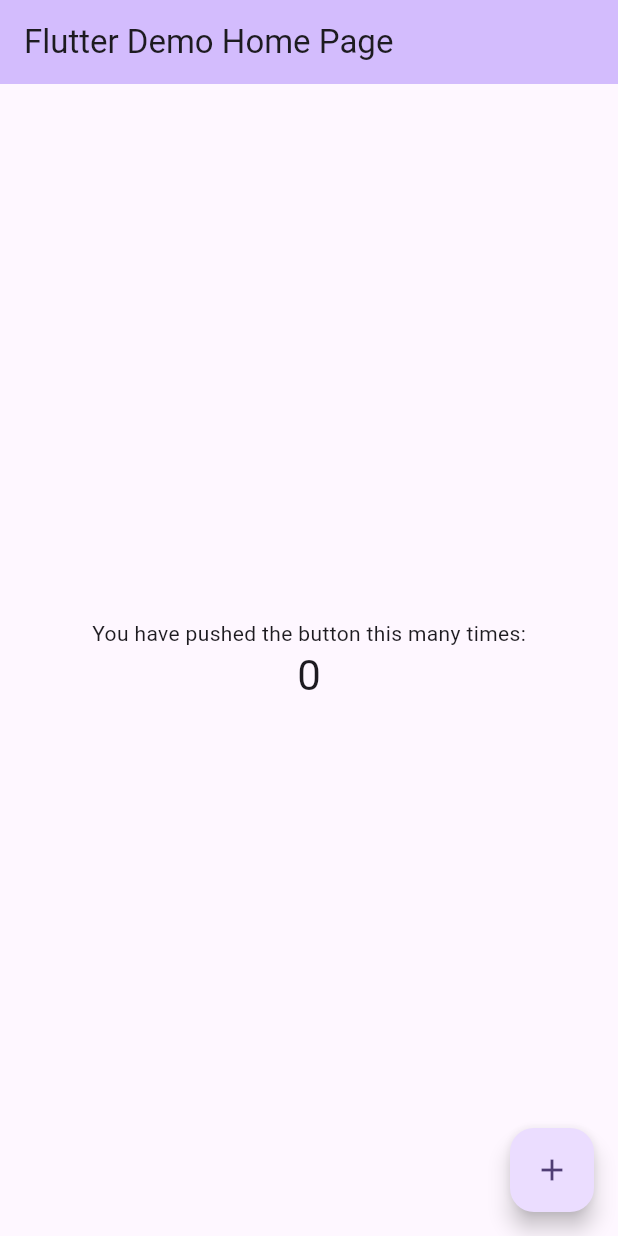
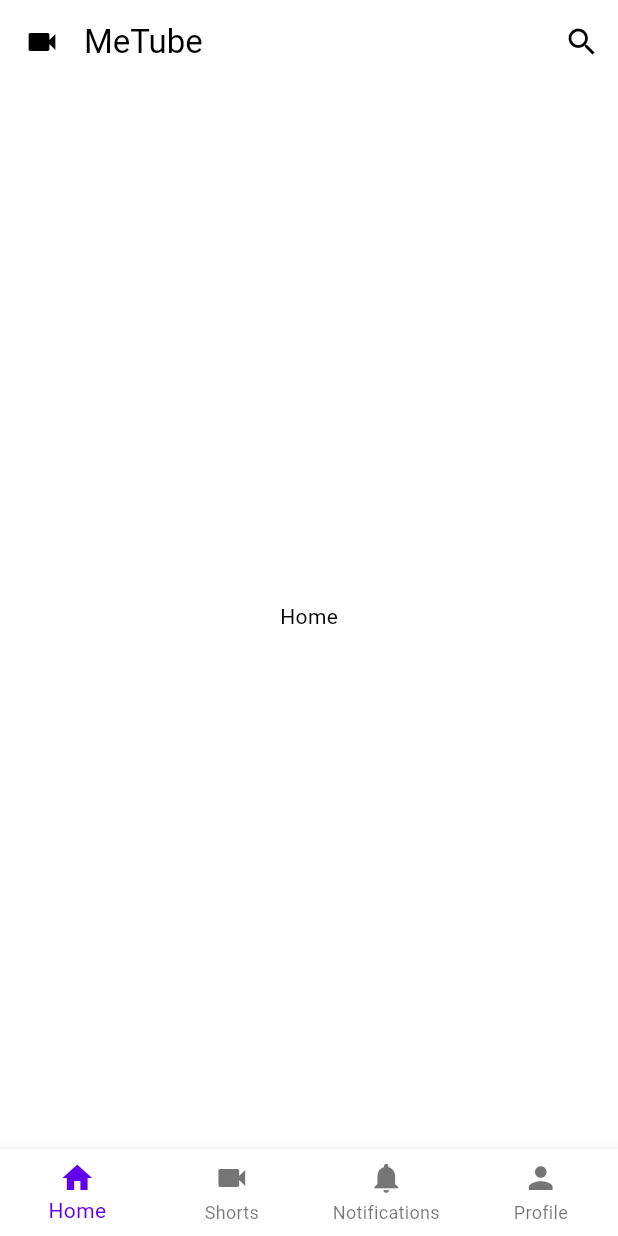
Before and after one commit to ntandat64dev/video-sharing-app, a Flutter app: the screen it shows after launch, on a phone screen of 412 x 824 dp. Run offline on Flutter 3.47's test engine with Material 3 defaults, Android fonts, the phone set to English and light mode, and no system bars.

Commit message:
Create basic navigation
Add a BottomNavigationBar with 4 items: Home, Shorts, Notifications, Profile

```diff
--- /dev/null
+++ b/devtools_options.yaml
@@ -0,0 +1 @@
+extensions:
--- a/lib/main.dart
+++ b/lib/main.dart
@@ -1,4 +1,7 @@
 import 'package:flutter/material.dart';
+import 'package:video_sharing_app/representation/main_screen.dart';
+import 'package:video_sharing_app/representation/themes/dark_theme.dart';
+import 'package:video_sharing_app/representation/themes/light_theme.dart';
 
 void main() {
   runApp(const MyApp());
@@ -7,119 +10,13 @@ void main() {
 class MyApp extends StatelessWidget {
   const MyApp({super.key});
 
-  // This widget is the root of your application.
   @override
   Widget build(BuildContext context) {
     return MaterialApp(
-      title: 'Flutter Demo',
-      theme: ThemeData(
-        // This is the theme of your application.
-        //
-        // TRY THIS: Try running your application with "flutter run". You'll see
-        // the application has a purple toolbar. Then, without quitting the app,
-        // try changing the seedColor in the colorScheme below to Colors.green
-        // and then invoke "hot reload" (save your changes or press the "hot
-        // reload" button in a Flutter-supported IDE, or press "r" if you used
-        // the command line to start the app).
-        //
-        // Notice that the counter didn't reset back to zero; the application
-        // state is not lost during the reload. To reset the state, use hot
-        // restart instead.
-        //
-        // This works for code too, not just values: Most code changes can be
-        // tested with just a hot reload.
-        colorScheme: ColorScheme.fromSeed(seedColor: Colors.deepPurple),
-        useMaterial3: true,
-      ),
-      home: const MyHomePage(title: 'Flutter Demo Home Page'),
+      debugShowCheckedModeBanner: false,
+      theme: lightTheme,
+      darkTheme: darkTheme,
+      home: const MainScreen(),
     );
   }
 }
-
-class MyHomePage extends StatefulWidget {
-  const MyHomePage({super.key, required this.title});
-
-  // This widget is the home page of your application. It is stateful, meaning
-  // that it has a State object (defined below) that contains fields that affect
-  // how it looks.
-
-  // This class is the configuration for the state. It holds the values (in this
-  // case the title) provided by the parent (in this case the App widget) and
-  // used by the build method of the State. Fields in a Widget subclass are
-  // always marked "final".
-
-  final String title;
-
-  @override
-  State<MyHomePage> createState() => _MyHomePageState();
-}
-
-class _MyHomePageState extends State<MyHomePage> {
-  int _counter = 0;
-
-  void _incrementCounter() {
-    setState(() {
-      // This call to setState tells the Flutter framework that something has
-      // changed in this State, which causes it to rerun the build method below
-      // so that the display can reflect the updated values. If we changed
-      // _counter without calling setState(), then the build method would not be
-      // called again, and so nothing would appear to happen.
-      _counter++;
-    });
-  }
-
-  @override
-  Widget build(BuildContext context) {
-    // This method is rerun every time setState is called, for instance as done
-    // by the _incrementCounter method above.
-    //
-    // The Flutter framework has been optimized to make rerunning build methods
-    // fast, so that you can just rebuild anything that needs updating rather
-    // than having to individually change instances of widgets.
-    return Scaffold(
-      appBar: AppBar(
-        // TRY THIS: Try changing the color here to a specific color (to
-        // Colors.amber, perhaps?) and trigger a hot reload to see the AppBar
-        // change color while the other colors stay the same.
-        backgroundColor: Theme.of(context).colorScheme.inversePrimary,
-        // Here we take the value from the MyHomePage object that was created by
-        // the App.build method, and use it to set our appbar title.
-        title: Text(widget.title),
-      ),
-      body: Center(
-        // Center is a layout widget. It takes a single child and positions it
-        // in the middle of the parent.
-        child: Column(
-          // Column is also a layout widget. It takes a list of children and
-          // arranges them vertically. By default, it sizes itself to fit its
-          // children horizontally, and tries to be as tall as its parent.
-          //
-          // Column has various properties to control how it sizes itself and
-          // how it positions its children. Here we use mainAxisAlignment to
-          // center the children vertically; the main axis here is the vertical
-          // axis because Columns are vertical (the cross axis would be
-          // horizontal).
-          //
-          // TRY THIS: Invoke "debug painting" (choose the "Toggle Debug Paint"
-          // action in the IDE, or press "p" in the console), to see the
-          // wireframe for each widget.
-          mainAxisAlignment: MainAxisAlignment.center,
-          children: <Widget>[
-            const Text(
-              'You have pushed the button this many times:',
-            ),
-            Text(
-              '$_counter',
-              style: Theme.of(context).textTheme.headlineMedium,
-            ),
-          ],
-        ),
-      ),
-      floatingActionButton: FloatingActionButton(
-        onPressed: _incrementCounter,
-        tooltip: 'Increment',
-        child: const Icon(Icons.add),
-      ), // This trailing comma makes auto-formatting nicer for build methods.
-    );
-  }
-}
--- /dev/null
+++ b/lib/representation/home/home_screen.dart
@@ -0,0 +1,15 @@
+import 'package:flutter/material.dart';
+
+class HomeScreen extends StatefulWidget {
+  const HomeScreen({super.key});
+
+  @override
+  State<HomeScreen> createState() => _HomeScreenState();
+}
+
+class _HomeScreenState extends State<HomeScreen> {
+  @override
+  Widget build(BuildContext context) {
+    return const Center(child: Text('Home'),);
+  }
+}
--- /dev/null
+++ b/lib/representation/main_screen.dart
@@ -0,0 +1,45 @@
+import 'package:flutter/material.dart';
+import 'package:video_sharing_app/representation/home/home_screen.dart';
+import 'package:video_sharing_app/representation/notifications/notifications_screen.dart';
+import 'package:video_sharing_app/representation/profile/profile_screen.dart';
+import 'package:video_sharing_app/representation/shorts/shorts_screen.dart';
+
+class MainScreen extends StatefulWidget {
+  const MainScreen({super.key});
+
+  @override
+  State<MainScreen> createState() => _MainScreenState();
+}
+
+class _MainScreenState extends State<MainScreen> {
+  int _currentNavIndex = 0;
+
+  @override
+  Widget build(BuildContext context) {
+    return Scaffold(
+      appBar: AppBar(
+        leading: const Icon(Icons.videocam),
+        title: const Text('MeTube'),
+        titleSpacing: 0.0,
+        actions: [IconButton(onPressed: () {}, icon: const Icon(Icons.search))],
+      ),
+      bottomNavigationBar: BottomNavigationBar(
+        onTap: (index) => setState(() => _currentNavIndex = index),
+        type: BottomNavigationBarType.fixed,
+        currentIndex: _currentNavIndex,
+        items: const [
+          BottomNavigationBarItem(label: 'Home', icon: Icon(Icons.home)),
+          BottomNavigationBarItem(label: 'Shorts', icon: Icon(Icons.videocam)),
+          BottomNavigationBarItem(label: 'Notifications', icon: Icon(Icons.notifications)),
+          BottomNavigationBarItem(label: 'Profile', icon: Icon(Icons.person)),
+        ],
+      ),
+      body: const <Widget>[
+        HomeScreen(),
+        ShortsScreen(),
+        NotificationsScreen(),
+        ProfileScreen(),
+      ][_currentNavIndex],
+    );
+  }
+}
--- /dev/null
+++ b/lib/representation/themes/dark_theme.dart
@@ -0,0 +1,7 @@
+import 'package:flutter/material.dart';
+
+ThemeData darkTheme = ThemeData(
+  colorScheme: const ColorScheme.dark(
+    background: Colors.black,
+  ),
+);
--- /dev/null
+++ b/lib/representation/themes/light_theme.dart
@@ -0,0 +1,7 @@
+import 'package:flutter/material.dart';
+
+ThemeData lightTheme = ThemeData(
+  colorScheme: const ColorScheme.light(
+    background: Colors.white,
+  ),
+);
--- a/pubspec.yaml
+++ b/pubspec.yaml
@@ -35,6 +35,7 @@ dependencies:
   # The following adds the Cupertino Icons font to your application.
   # Use with the CupertinoIcons class for iOS style icons.
   cupertino_icons: ^1.0.6
+  provider: ^6.1.2
 
 dev_dependencies:
   flutter_test:
```
Also changed, not shown: lib/representation/notifications/notifications_screen.dart (added, +15 -0 lines), lib/representation/profile/profile_screen.dart (added, +15 -0 lines), lib/representation/shorts/shorts_screen.dart (added, +15 -0 lines), pubspec.lock.
